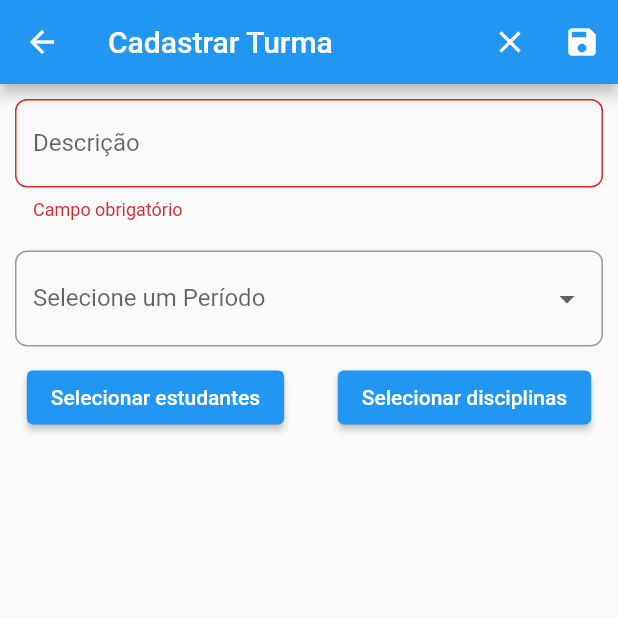
After one commit to AdrielSchneider/flutter_controle_frequencia, a Flutter app: the RegisterTeamPage screen opened directly, after a tap on the "clear" icon, after a tap on the "save" icon, on a phone screen of 412 x 824 dp, the top half of it. The commit adds this screen. Run offline on Flutter 3.47's test engine with Material 2 defaults, Android fonts, the phone set to English and light mode, and no system bars; our stand-ins replace multi_select_flutter, sqflite; accounts and stored records are empty.

Commit message:
Desenvolvido processo de cadastro de turmas

```diff
--- a/lib/datasources/local/team_discipline_helper.dart
+++ b/lib/datasources/local/team_discipline_helper.dart
@@ -1,9 +1,11 @@
 import 'package:flutter_controle_frequencias/model/discipline.dart';
 import 'package:flutter_controle_frequencias/model/team.dart';
 import 'package:flutter_controle_frequencias/model/team_discipline.dart';
+import 'package:sqflite/sqflite.dart';
+
+import 'local_database.dart';
 
 class TeamDisciplineHelper {
-
   static const createSQL = '''
     CREATE TABLE ${TeamDiscipline.table} (
       ${TeamDiscipline.columnIdDiscipline} INTEGER ,
@@ -13,4 +15,18 @@ class TeamDisciplineHelper {
     )
   ''';
 
+  Future<Database> getDb() async {
+    return (await LocalDatabase().db);
+  }
+
+  Future<List<TeamDiscipline>> findByTeamId(int teamId) async {
+    List dados = await (await getDb()).query(TeamDiscipline.table,
+        where: '${TeamDiscipline.columnIdTeam} = ?', whereArgs: [teamId]);
+    return dados.map((e) => TeamDiscipline.fromMap(e)).toList();
+  }
+
+  Future<TeamDiscipline> insert(TeamDiscipline teamDiscipline) async {
+    await (await getDb()).insert(TeamDiscipline.table, teamDiscipline.toMap());
+    return teamDiscipline;
+  }
 }
--- a/lib/model/student.dart
+++ b/lib/model/student.dart
@@ -19,7 +19,7 @@ class Student {
   static const columnEmail = 'email';
   String email;
 
-  static const columnStudentClass = 'studentClass';
+  static const columnStudentClass = 'teamId';
   int? studentClass;
 
   Student(
--- a/lib/ui/components/custom_text_field.dart
+++ b/lib/ui/components/custom_text_field.dart
@@ -7,7 +7,8 @@ class CustomTextField extends StatelessWidget {
       this.enabled = true,
       this.controller,
       this.margin,
-      this.textInputType})
+      this.textInputType,
+      this.onNullMessage})
       : super(key: key);
 
   String inputTitle;
@@ -15,6 +16,7 @@ class CustomTextField extends StatelessWidget {
   TextEditingController? controller;
   double? margin;
   TextInputType? textInputType;
+  String? onNullMessage;
 
   @override
   Widget build(BuildContext context) {
@@ -33,7 +35,7 @@ class CustomTextField extends StatelessWidget {
         validator: (value) {
           if (enabled) {
             if (value == null || value.trim().isEmpty) {
-              return 'Campo obrigatório';
+              return (onNullMessage ?? 'Campo obrigatório');
             }
           }
 
--- a/lib/ui/home_page.dart
+++ b/lib/ui/home_page.dart
@@ -3,7 +3,7 @@ import 'package:flutter_controle_frequencias/ui/components/menu_card.dart';
 import 'package:flutter_controle_frequencias/ui/components/menu_title.dart';
 import 'package:flutter_controle_frequencias/ui/management/attendance_page.dart';
 import 'package:flutter_controle_frequencias/ui/management/evaluation_page.dart';
-import 'package:flutter_controle_frequencias/ui/register/class_page.dart';
+import 'package:flutter_controle_frequencias/ui/register/team_page.dart';
 import 'package:flutter_controle_frequencias/ui/register/discipline_page.dart';
 import 'package:flutter_controle_frequencias/ui/register/student_page.dart';
 import 'package:flutter_controle_frequencias/ui/register/teacher_page.dart';
--- a/lib/ui/management/attendance_page.dart
+++ b/lib/ui/management/attendance_page.dart
@@ -40,7 +40,7 @@ class AattendancePageState extends State<AttendancePage> {
                       Expanded(
                           flex: 1,
                           child: MenuTitle(
-                              title: "Selecionee a data", fontSize: 24.0)),
+                              title: "Selecione a data", fontSize: 24.0)),
                       Expanded(
                           flex: 1,
                           child: TextField(
--- /dev/null
+++ b/lib/ui/register/register_team_page.dart
@@ -0,0 +1,240 @@
+import 'package:flutter/material.dart';
+import 'package:flutter_controle_frequencias/datasources/local/discipline_helper.dart';
+import 'package:flutter_controle_frequencias/datasources/local/student_helper.dart';
+import 'package:flutter_controle_frequencias/datasources/local/team_discipline_helper.dart';
+import 'package:flutter_controle_frequencias/datasources/local/team_helper.dart';
+import 'package:flutter_controle_frequencias/model/discipline.dart';
+import 'package:flutter_controle_frequencias/model/student.dart';
+import 'package:flutter_controle_frequencias/model/team.dart';
+import 'package:flutter_controle_frequencias/model/team_discipline.dart';
+import 'package:flutter_controle_frequencias/ui/components/custom_text_field.dart';
+import 'package:flutter_controle_frequencias/ui/components/utils.dart';
+import 'package:multi_select_flutter/dialog/mult_select_dialog.dart';
+import 'package:multi_select_flutter/util/multi_select_item.dart';
+
+class RegisterTeamPage extends StatefulWidget {
+  RegisterTeamPage({Key? key, this.team}) : super(key: key);
+
+  Team? team;
+
+  @override
+  State<RegisterTeamPage> createState() => _RegisterTeamPageState();
+}
+
+class _RegisterTeamPageState extends State<RegisterTeamPage> {
+  final TeamHelper _teamHelper = TeamHelper();
+  final DisciplineHelper _disciplineHelper = DisciplineHelper();
+  final StudentHelper _studentHelper = StudentHelper();
+  final TeamDisciplineHelper _teamDisciplineHelper = TeamDisciplineHelper();
+  final _formKey = GlobalKey<FormState>();
+
+  final _idController = TextEditingController();
+  final _descriptionController = TextEditingController();
+  final _periodController = TextEditingController(text: 'Manhã');
+
+  List<int> _selectedStudents = List.empty(growable: true);
+  List<int> _selectedDisciplines = List.empty(growable: true);
+
+  List<Student> _studentsOptions = List.empty(growable: true);
+  List<Discipline> _disciplinesOptions = List.empty(growable: true);
+
+  @override
+  void initState() {
+    if (widget.team != null) {
+      _idController.text = widget.team!.id.toString();
+      _descriptionController.text = widget.team!.description;
+      _periodController.text = widget.team!.period;
+    }
+    super.initState();
+  }
+
+  @override
+  Widget build(BuildContext context) {
+    return Scaffold(
+        appBar: AppBar(
+          title: Text(widget.team?.description ?? 'Cadastrar Turma'),
+          actions: [
+            Visibility(
+              visible: widget.team?.id == null,
+              child: IconButton(
+                  onPressed: _limparCampos, icon: const Icon(Icons.clear)),
+              replacement: IconButton(
+                  onPressed: _excluirTurma, icon: const Icon(Icons.delete)),
+            ),
+            IconButton(onPressed: _salvarTurma, icon: const Icon(Icons.save))
+          ],
+        ),
+        body: FutureBuilder(
+          future: Future.wait([
+            widget.team != null
+                ? _studentHelper.findAll()
+                : _studentHelper.findStudentsWithoutTeam(),
+            _disciplineHelper.findAll(),
+            _studentHelper.findByTeamId((widget.team?.id ?? -1)),
+            _teamDisciplineHelper.findByTeamId((widget.team?.id ?? -1)),
+          ]),
+          builder:
+              (BuildContext context, AsyncSnapshot<List<dynamic>> snapshot) {
+            if (snapshot.connectionState == ConnectionState.done) {
+              _studentsOptions = snapshot.data![0];
+              _disciplinesOptions = snapshot.data![1];
+              _selectedStudents = (snapshot.data![2] as List<Student>)
+                  .map((e) => e.registerNumber!)
+                  .toList();
+              _selectedDisciplines = (snapshot.data![3] as List<TeamDiscipline>)
+                  .map((e) => e.idDiscipline)
+                  .toList();
+
+              return SingleChildScrollView(
+                child: Form(
+                    key: _formKey,
+                    child: Column(
+                      children: [
+                        CustomTextField(
+                          inputTitle: 'Descrição',
+                          controller: _descriptionController,
+                        ),
+                        Padding(
+                          padding: const EdgeInsets.all(10.0),
+                          child: DropdownButtonFormField(
+                            decoration: InputDecoration(
+                                border: OutlineInputBorder(
+                                  borderRadius: BorderRadius.circular(8),
+                                ),
+                                labelText: 'Selecione um Período'),
+                            items: <String>['Manhã', 'Tarde', 'Noite']
+                                .map((String value) {
+                              return DropdownMenuItem<String>(
+                                value: value,
+                                child: Text(value),
+                              );
+                            }).toList(),
+                            onChanged: (value) {
+                              _periodController.text = value as String;
+                            },
+                            value: _periodController.text,
+                            validator: (value) {
+                              if (value == null) return '';
+                              return null;
+                            },
+                          ),
+                        ),
+                        Row(
+                          mainAxisAlignment: MainAxisAlignment.spaceAround,
+                          children: [
+                            ElevatedButton(
+                                onPressed: _showStudentMultiSelect,
+                                child: const Text('Selecionar estudantes')),
+                            ElevatedButton(
+                                onPressed: _showDisciplinesMultiSelect,
+                                child: const Text('Selecionar disciplinas'))
+                          ],
+                        )
+                      ],
+                    )),
+              );
+            }
+
+            return Container();
+          },
+        ));
+  }
+
+  Future<void> _excluirTurma() async {
+    await _teamHelper.delete(widget.team!);
+
+    await _studentHelper.removeTeamId(widget.team!.id!);
+
+    Utils.showToast(context, 'Turma excluída com sucesso');
+    Navigator.pop(context);
+  }
+
+  void _limparCampos() {
+    setState(() {
+      _periodController.text = '';
+      _descriptionController.text = '';
+    });
+  }
+
+  _showStudentMultiSelect() {
+    _showMultiSelect(
+        context, _studentsOptions, _selectedStudents, _registerStudent);
+  }
+
+  _showDisciplinesMultiSelect() {
+    _showMultiSelect(context, _disciplinesOptions, _selectedDisciplines,
+        _registerDiscipline);
+  }
+
+  _registerStudent(value) {
+    _selectedStudents = value;
+  }
+
+  _registerDiscipline(value) {
+    _selectedDisciplines = value;
+  }
+
+  Future<void> _salvarTurma() async {
+    if (!_formKey.currentState!.validate()) return;
+
+    if (_selectedStudents.isEmpty) {
+      Utils.showToast(context, 'Selecione ao menos um estudante');
+      return;
+    }
+
+    if (_selectedDisciplines.isEmpty) {
+      Utils.showToast(context, 'Selecione ao menos uma disciplina');
+      return;
+    }
+
+    Team teamToSave = Team(
+        id: int.tryParse(_idController.text),
+        description: _descriptionController.text,
+        period: _periodController.text);
+    bool saved = false;
+    if (teamToSave.id == null) {
+      Team t = await _teamHelper.insert(teamToSave);
+      teamToSave.id = t.id;
+      saved = (t.id != null);
+    } else {
+      saved = (await _teamHelper.update(teamToSave)) != -1;
+    }
+
+    if (saved) {
+      for (var s in _selectedStudents) {
+        _studentHelper.updateTeamId(teamToSave.id!, s);
+      }
+
+      for (var d in _selectedDisciplines) {
+        _teamDisciplineHelper
+            .insert(TeamDiscipline(idDiscipline: d, idTeam: teamToSave.id!));
+      }
+
+      Utils.showToast(context, "Turma salva com sucesso!");
+      Navigator.pop(context);
+    }
+  }
+
+  void _showMultiSelect(BuildContext context, List<dynamic> _itemsList,
+      List<dynamic> _initialValue, Function(dynamic) func) async {
+    await showDialog(
+      context: context,
+      builder: (ctx) {
+        return MultiSelectDialog(
+          cancelText: const Text('Cancelar'),
+          confirmText: const Text('Confirmar'),
+          title: const Text('Selecione'),
+          items: _itemsList
+              .map((e) => (e is Student
+                  ? MultiSelectItem(e.registerNumber, e.name)
+                  : MultiSelectItem(e.id, e.description)))
+              .toList(),
+          initialValue: _initialValue,
+          onConfirm: (values) {
+            func(values.map((e) => e as int).toList());
+          },
+        );
+      },
+    );
+  }
+}
--- a/pubspec.yaml
+++ b/pubspec.yaml
@@ -39,6 +39,9 @@ dependencies:
   # Use with the CupertinoIcons class for iOS style icons.
   cupertino_icons: ^1.0.2
   sqflite: ^2.0.2+1
+  multi_select_flutter: 4.1.2
+
+
 
 dev_dependencies:
   flutter_test:
```
Also changed, not shown: lib/datasources/local/discipline_helper.dart (+3 -5 lines), lib/datasources/local/student_helper.dart (+15 -1 lines), lib/model/evaluation.dart (added, +24 -0 lines), lib/ui/management/evaluation_page.dart (+54 -17 lines), lib/ui/register/register_discipline_page.dart (+6 -5 lines), lib/ui/register/team_page.dart (added, +74 -0 lines), pubspec.lock.
